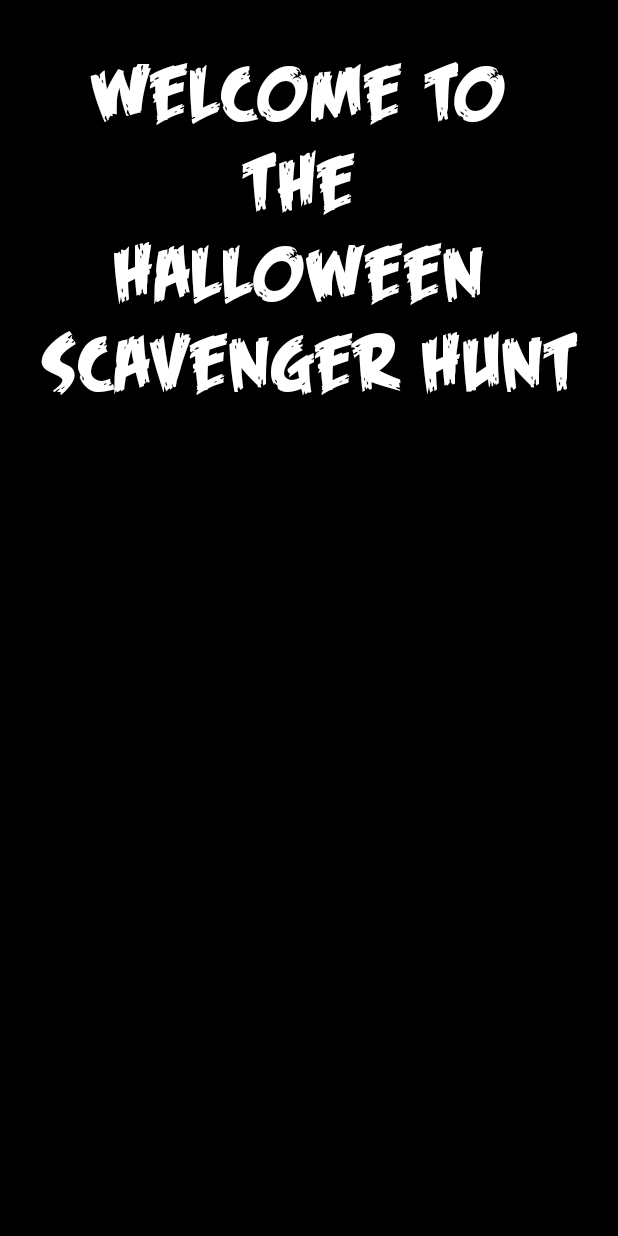
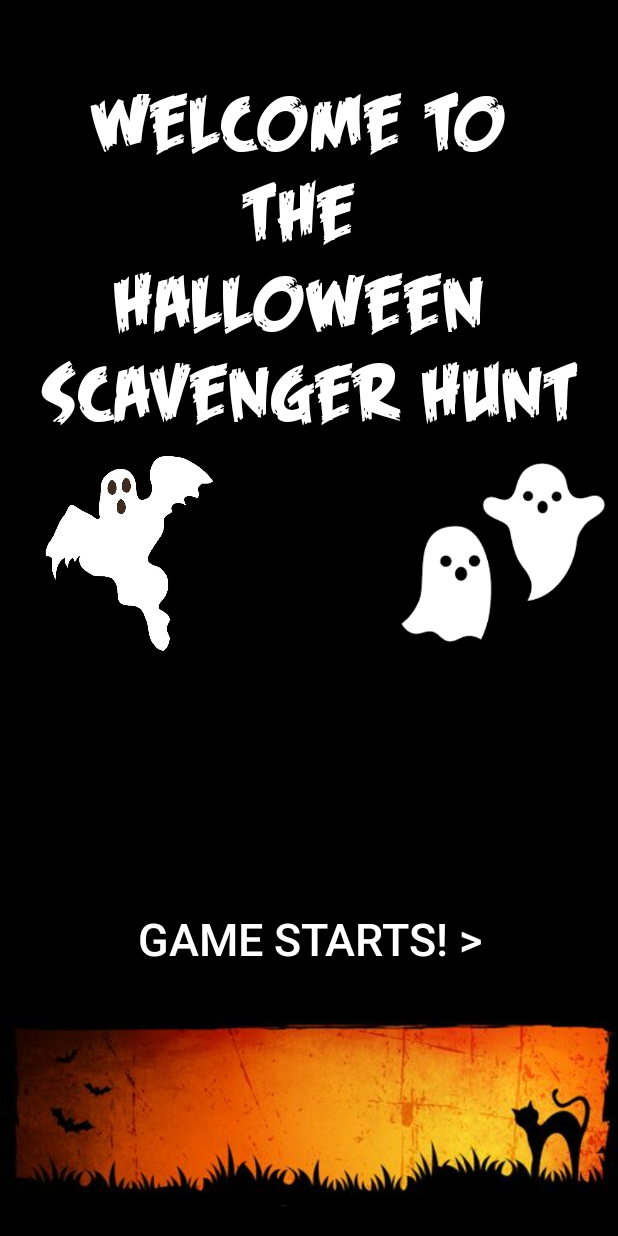
Before and after one commit to mgrddsj/BIGZ-Halloween-2019, an Android app: the screen it shows after launch (MainActivity), on a phone screen of 412 x 824 dp. Run offline under Robolectric (Android 15) with nearby library versions, the phone set to English and light mode, and no system bars.

Commit message:
Today's work

```diff
--- a/app/src/main/res/layout/activity_main.xml
+++ b/app/src/main/res/layout/activity_main.xml
@@ -7,9 +7,10 @@
     tools:context=".MainActivity">
 
     <TextView
+        android:id="@+id/title"
         android:layout_width="match_parent"
         android:layout_height="wrap_content"
-        android:layout_marginTop="30sp"
+        android:layout_marginTop="50sp"
         android:fontFamily="@font/feast_of_flesh_bb_regular"
         android:text="Welcome to \nthe \nHalloween \nScavenger Hunt"
         android:textAlignment="center"
@@ -20,4 +21,42 @@
         app:layout_constraintRight_toRightOf="parent"
         app:layout_constraintTop_toTopOf="parent" />
 
+    <ImageView
+        android:id="@+id/imageView"
+        android:layout_width="match_parent"
+        android:layout_height="wrap_content"
+        android:layout_alignParentRight="false"
+        android:layout_alignParentBottom="true"
+        app:srcCompat="@drawable/halloween_bg" />
+
+    <ImageView
+        android:id="@+id/imageView2"
+        android:layout_width="155dp"
+        android:layout_height="141dp"
+        android:layout_below="@id/title"
+        android:layout_marginLeft="8dp"
+        android:layout_marginTop="8dp"
+        app:srcCompat="@drawable/ghost" />
+
+    <ImageView
+        android:id="@+id/imageView3"
+        android:layout_width="137dp"
+        android:layout_height="139dp"
+        android:layout_below="@id/title"
+        android:layout_alignParentRight="true"
+        android:layout_marginTop="8dp"
+        android:layout_marginRight="8dp"
+        app:srcCompat="@drawable/ghost2" />
+
+    <Button
+        android:id="@+id/start"
+        style="@style/Widget.AppCompat.Button.Borderless"
+        android:layout_width="wrap_content"
+        android:layout_height="wrap_content"
+        android:layout_above="@id/imageView"
+        android:layout_centerHorizontal="true"
+        android:layout_marginBottom="8dp"
+        android:text="Game Starts! >"
+        android:textSize="30sp" />
+
 </RelativeLayout>
```
Also changed, not shown: app/src/main/res/drawable/ghost.jpg (added), app/src/main/res/drawable/ghost2.png (added), app/src/main/res/drawable/halloween_bg.jpg (added), app/src/main/res/drawable/jack_o_lantern.jpg (added).
